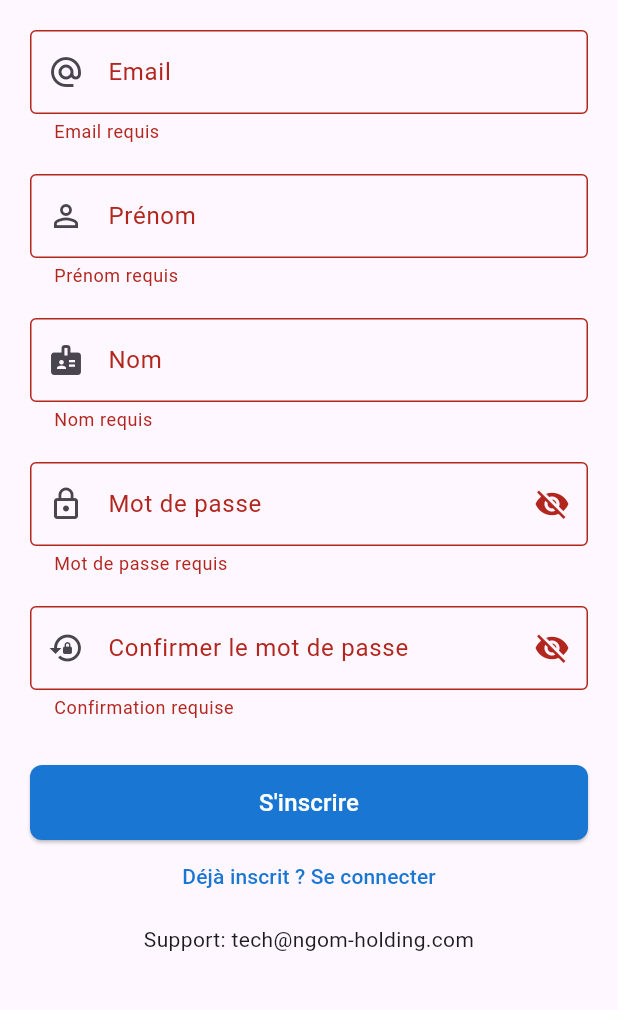
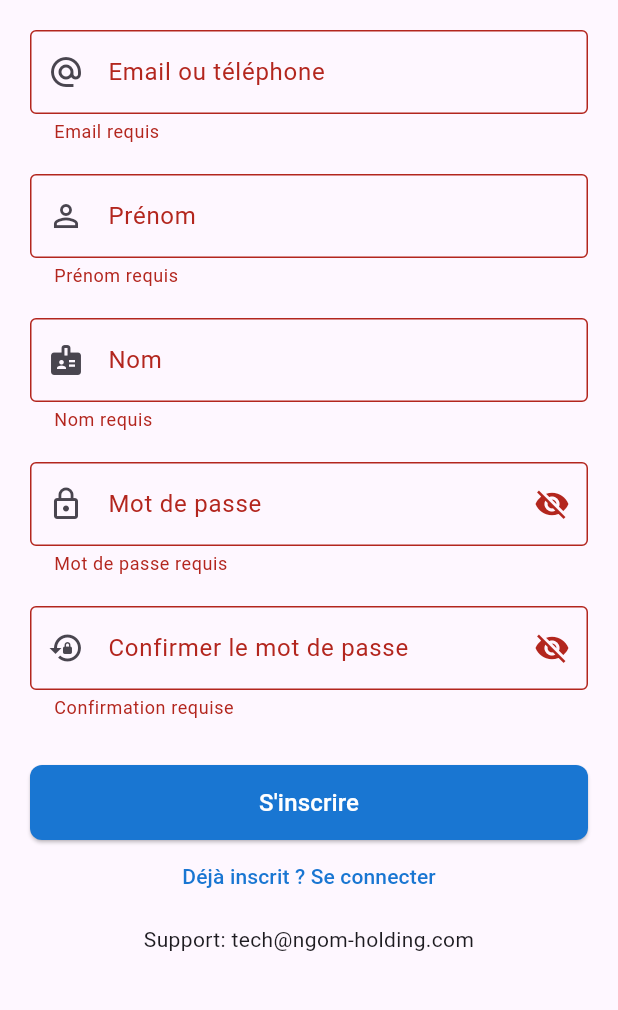
Before and after one commit to ndongofa/nhtl, a Flutter app: the SignupScreen screen opened by its route, after a tap on an icon or button, on a phone screen of 412 x 824 dp, the part 210-1220 px from its top. Run offline on Flutter 3.47's test engine with Material 3 defaults, Android fonts, the phone set to English and light mode, and no system bars; our stand-ins replace fluttertoast, font_awesome_flutter, logger, supabase_flutter; accounts and stored records are empty.

Commit message:
feat(frontend auth): enable phone signup and redirect to SMS OTP

```diff
--- a/frontend/lib/screens/auth/signup_screen.dart
+++ b/frontend/lib/screens/auth/signup_screen.dart
@@ -3,6 +3,7 @@ import 'package:fluttertoast/fluttertoast.dart';
 
 import '../../services/auth_service.dart';
 import '../../ui/app_brand.dart';
+import 'phone_otp_screen.dart';
 import 'signup_pending_screen.dart';
 
 class SignupScreen extends StatefulWidget {
@@ -26,8 +27,8 @@ class _SignupScreenState extends State<SignupScreen> {
   bool _obscurePassword = true;
   bool _obscureConfirm = true;
 
-  // Toggle: téléphone désactivé tant que SMS/OTP Supabase n'est pas configuré
-  static const bool _phoneSignupEnabled = false;
+  // ✅ Activation téléphone (Supabase Phone Provider activé)
+  static const bool _phoneSignupEnabled = true;
 
   @override
   void dispose() {
@@ -65,22 +66,21 @@ class _SignupScreenState extends State<SignupScreen> {
       return null;
     }
 
-    // Ni email ni téléphone valide
     return _phoneSignupEnabled
-        ? 'Email ou téléphone invalide'
+        ? 'Email ou téléphone invalide (format téléphone: +221...)'
         : 'Email invalide';
   }
 
   void _handleSignup() async {
-    // garde anti double-submit (utile sur web / double tap)
+    // garde anti double-submit
     if (_isLoading) return;
 
     if (!_formKey.currentState!.validate()) return;
 
-    // Double garde-fou
     final identifier = _identifierController.text.trim();
     final isPhone =
         !_looksLikeEmail(identifier) && _looksLikeE164Phone(identifier);
+
     if (isPhone && !_phoneSignupEnabled) {
       Fluttertoast.showToast(
         msg: "Inscription par téléphone indisponible. Utilisez un email.",
@@ -103,6 +103,34 @@ class _SignupScreenState extends State<SignupScreen> {
 
       if (!mounted) return;
 
+      // --- Cas téléphone : on envoie OTP puis on va à l'écran OTP ---
+      if (isPhone && outcome == SignupOutcome.confirmationRequired) {
+        try {
+          await AuthService.sendPhoneOtp(identifier);
+        } catch (e) {
+          // si envoi OTP échoue, on reste sur un écran informatif
+          Fluttertoast.showToast(
+            msg: e.toString().replaceFirst('Exception: ', ''),
+            backgroundColor: Colors.red,
+            toastLength: Toast.LENGTH_LONG,
+          );
+          Navigator.of(context).pushReplacement(
+            MaterialPageRoute(
+              builder: (_) => SignupPendingScreen(identifier: identifier),
+            ),
+          );
+          return;
+        }
+
+        Navigator.of(context).pushReplacement(
+          MaterialPageRoute(
+            builder: (_) => PhoneOtpScreen(phoneE164: identifier),
+          ),
+        );
+        return;
+      }
+
+      // --- Cas email : comportement existant ---
       if (outcome == SignupOutcome.confirmationRequired) {
         Navigator.of(context).pushReplacement(
           MaterialPageRoute(
@@ -154,12 +182,19 @@ class _SignupScreenState extends State<SignupScreen> {
               TextFormField(
                 controller: _identifierController,
                 decoration: InputDecoration(
-                  labelText: 'Email',
-                  hintText: 'ex: nom@domaine.com',
+                  labelText:
+                      _phoneSignupEnabled ? 'Email ou téléphone' : 'Email',
+                  hintText: _phoneSignupEnabled
+                      ? 'ex: nom@domaine.com ou +221783042838'
+                      : 'ex: nom@domaine.com',
                   border: const OutlineInputBorder(),
-                  prefixIcon: const Icon(Icons.alternate_email),
+                  prefixIcon: Icon(
+                    _phoneSignupEnabled
+                        ? Icons.alternate_email
+                        : Icons.alternate_email,
+                  ),
                   helperText: _phoneSignupEnabled
-                      ? 'Email ou téléphone (E.164)'
+                      ? 'Email ou téléphone (E.164: +221...)'
                       : 'Téléphone désactivé pour le moment',
                 ),
                 validator: _validateIdentifier,
```
